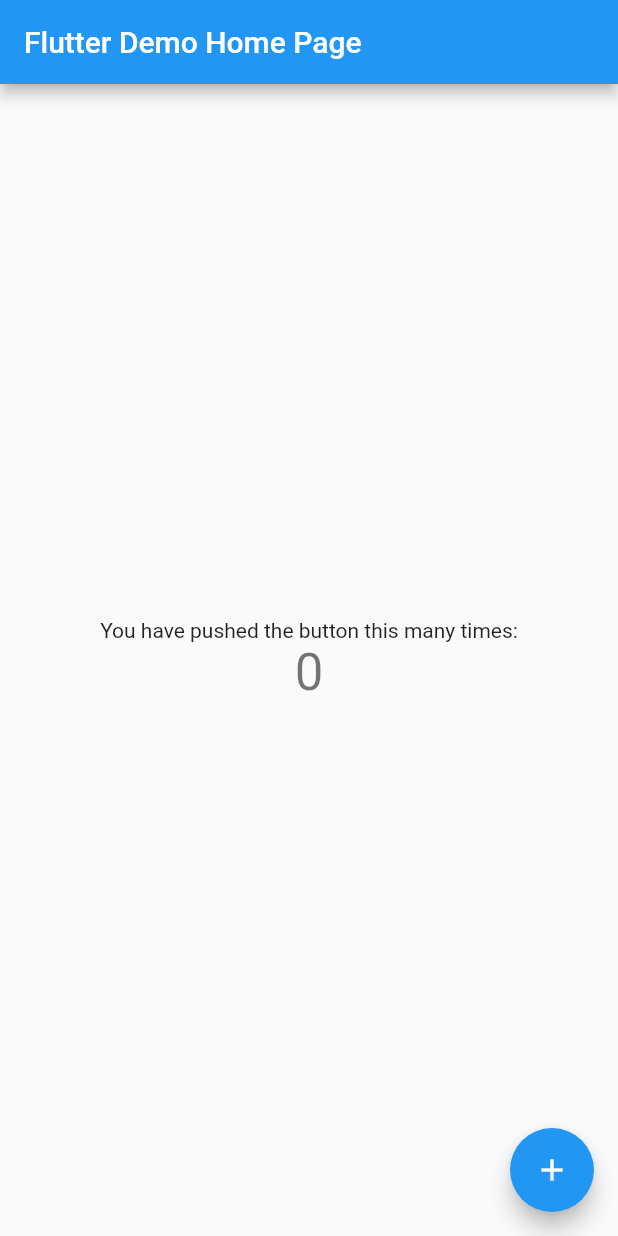
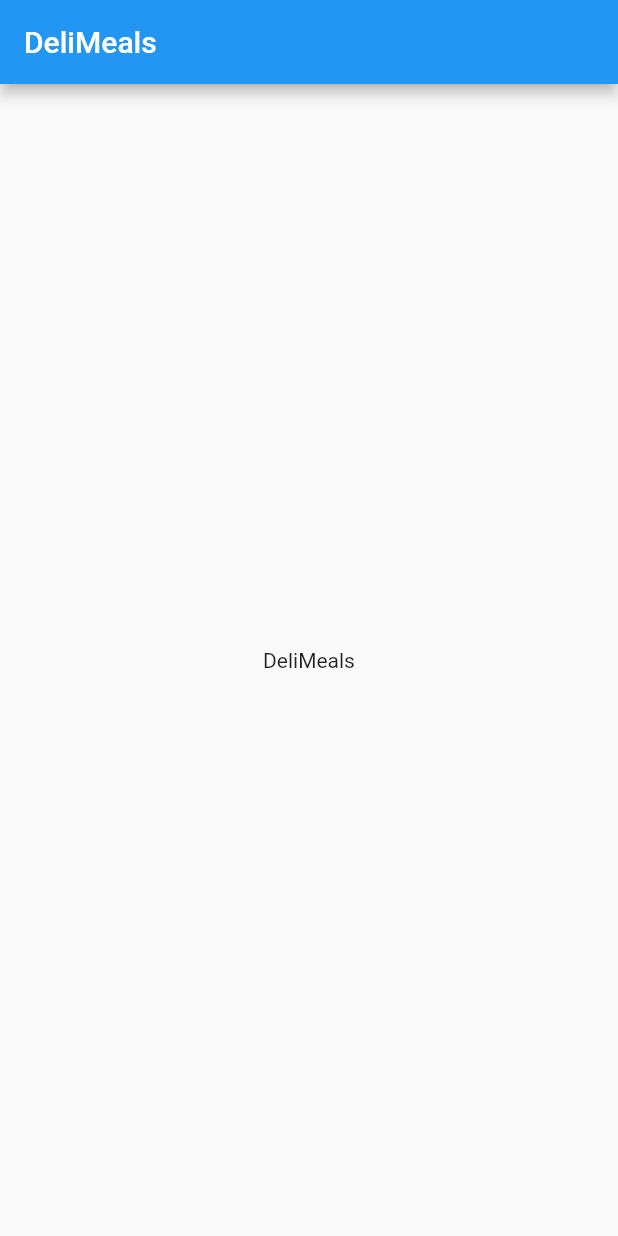
Before and after one commit to fiixed/flutter-meals, a Flutter app: the screen it shows after launch, on a phone screen of 412 x 824 dp. Run offline on Flutter 3.47's test engine with Material 2 defaults, Android fonts, the phone set to English and light mode, and no system bars.

```diff
--- a/lib/main.dart
+++ b/lib/main.dart
@@ -3,39 +3,20 @@ import 'package:flutter/material.dart';
 void main() => runApp(MyApp());
 
 class MyApp extends StatelessWidget {
-  // This widget is the root of your application.
   @override
   Widget build(BuildContext context) {
     return MaterialApp(
-      title: 'Flutter Demo',
+      title: 'DeliMeals',
       theme: ThemeData(
-        // This is the theme of your application.
-        //
-        // Try running your application with "flutter run". You'll see the
-        // application has a blue toolbar. Then, without quitting the app, try
-        // changing the primarySwatch below to Colors.green and then invoke
-        // "hot reload" (press "r" in the console where you ran "flutter run",
-        // or simply save your changes to "hot reload" in a Flutter IDE).
-        // Notice that the counter didn't reset back to zero; the application
-        // is not restarted.
         primarySwatch: Colors.blue,
       ),
-      home: MyHomePage(title: 'Flutter Demo Home Page'),
+      home: MyHomePage(),
     );
   }
 }
 
 class MyHomePage extends StatefulWidget {
   MyHomePage({Key key, this.title}) : super(key: key);
-
-  // This widget is the home page of your application. It is stateful, meaning
-  // that it has a State object (defined below) that contains fields that affect
-  // how it looks.
-
-  // This class is the configuration for the state. It holds the values (in this
-  // case the title) provided by the parent (in this case the App widget) and
-  // used by the build method of the State. Fields in a Widget subclass are
-  // always marked "final".
 
   final String title;
 
@@ -44,68 +25,15 @@ class MyHomePage extends StatefulWidget {
 }
 
 class _MyHomePageState extends State<MyHomePage> {
-  int _counter = 0;
-
-  void _incrementCounter() {
-    setState(() {
-      // This call to setState tells the Flutter framework that something has
-      // changed in this State, which causes it to rerun the build method below
-      // so that the display can reflect the updated values. If we changed
-      // _counter without calling setState(), then the build method would not be
-      // called again, and so nothing would appear to happen.
-      _counter++;
-    });
-  }
-
   @override
   Widget build(BuildContext context) {
-    // This method is rerun every time setState is called, for instance as done
-    // by the _incrementCounter method above.
-    //
-    // The Flutter framework has been optimized to make rerunning build methods
-    // fast, so that you can just rebuild anything that needs updating rather
-    // than having to individually change instances of widgets.
     return Scaffold(
       appBar: AppBar(
-        // Here we take the value from the MyHomePage object that was created by
-        // the App.build method, and use it to set our appbar title.
-        title: Text(widget.title),
+        title: Text('DeliMeals'),
       ),
       body: Center(
-        // Center is a layout widget. It takes a single child and positions it
-        // in the middle of the parent.
-        child: Column(
-          // Column is also a layout widget. It takes a list of children and
-          // arranges them vertically. By default, it sizes itself to fit its
-          // children horizontally, and tries to be as tall as its parent.
-          //
-          // Invoke "debug painting" (press "p" in the console, choose the
-          // "Toggle Debug Paint" action from the Flutter Inspector in Android
-          // Studio, or the "Toggle Debug Paint" command in Visual Studio Code)
-          // to see the wireframe for each widget.
-          //
-          // Column has various properties to control how it sizes itself and
-          // how it positions its children. Here we use mainAxisAlignment to
-          // center the children vertically; the main axis here is the vertical
-          // axis because Columns are vertical (the cross axis would be
-          // horizontal).
-          mainAxisAlignment: MainAxisAlignment.center,
-          children: <Widget>[
-            Text(
-              'You have pushed the button this many times:',
-            ),
-            Text(
-              '$_counter',
-              style: Theme.of(context).textTheme.display1,
-            ),
-          ],
-        ),
+        child: Text('DeliMeals'),
       ),
-      floatingActionButton: FloatingActionButton(
-        onPressed: _incrementCounter,
-        tooltip: 'Increment',
-        child: Icon(Icons.add),
-      ), // This trailing comma makes auto-formatting nicer for build methods.
     );
   }
 }
```
Also changed, not shown: lib/categories_screen.dart (added, +20 -0 lines), lib/dummy-data.dart (added, +56 -0 lines), lib/models/category.dart (added, +13 -0 lines).
